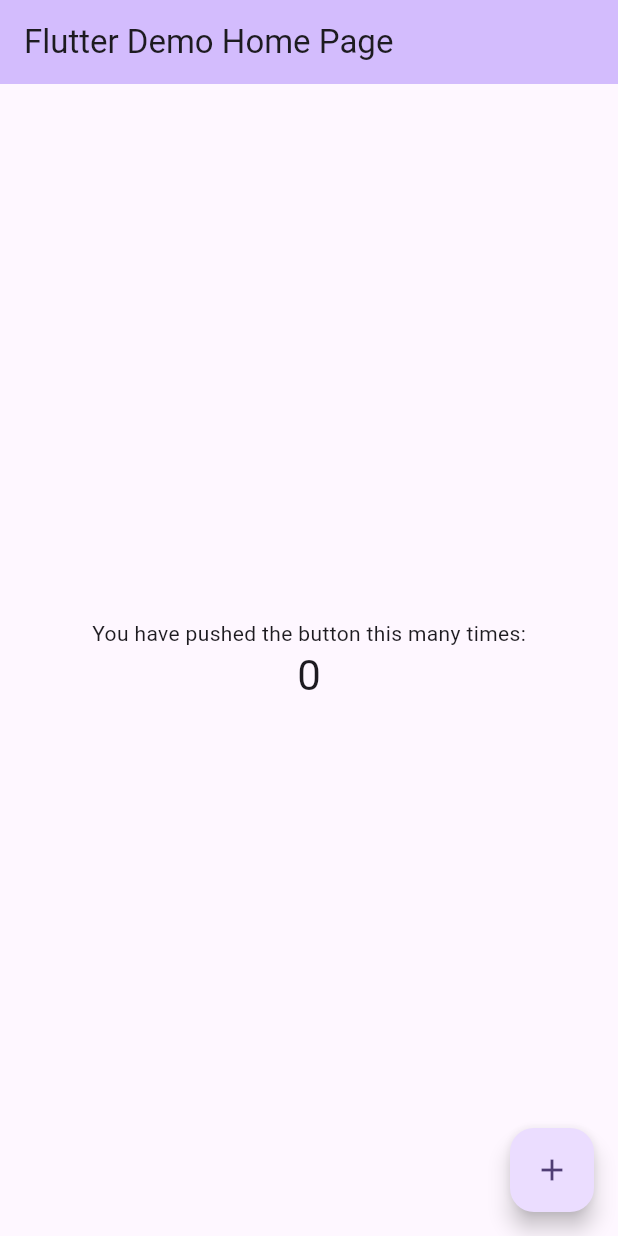
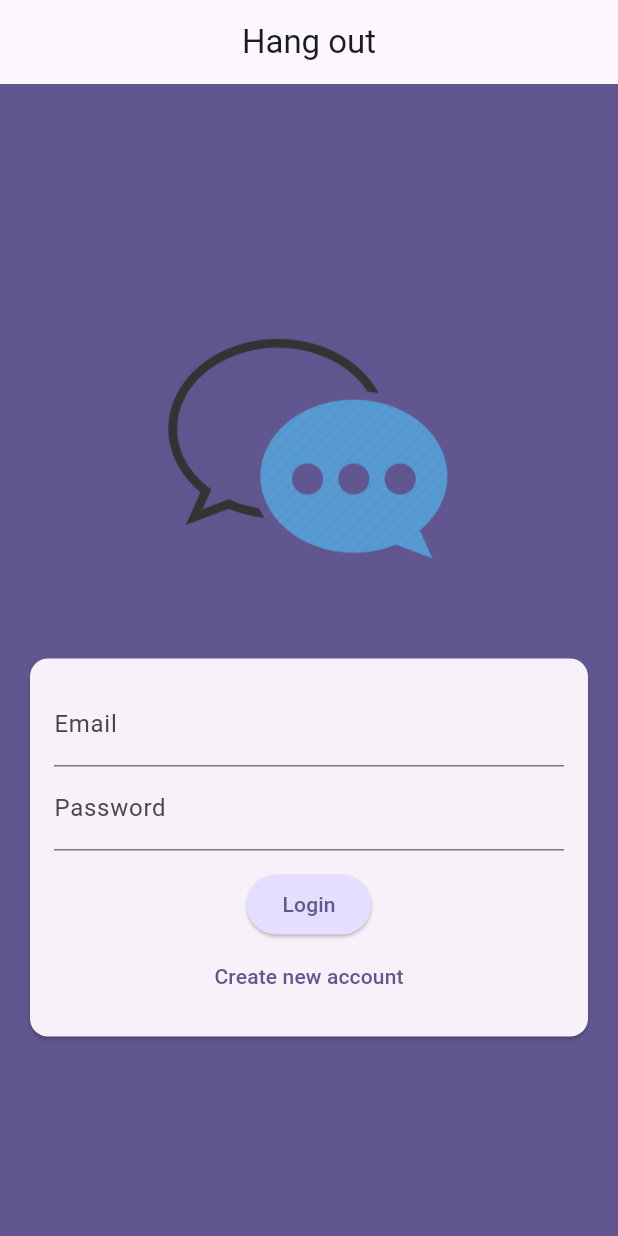
Before and after one commit to Adilkhan25/chatting_app, a Flutter app: the screen it shows after launch, on a phone screen of 412 x 824 dp. Run offline on Flutter 3.47's test engine with Material 3 defaults, Android fonts, the phone set to English and light mode, and no system bars.

Commit message:
Implement authentication screen with user details and dropdowns; add chat image asset

```diff
--- /dev/null
+++ b/lib/common/drop_down.dart
@@ -0,0 +1,45 @@
+import 'package:flutter/material.dart';
+
+class Dropdown extends FormField<String> {
+  Dropdown({
+    super.key,
+    required List<String> dropDownList,
+    required String dropDownTitle,
+    super.onSaved,
+    super.validator,
+    super.initialValue,
+  }) : super(
+         builder: (FormFieldState<String> state) {
+           return Column(
+             crossAxisAlignment: CrossAxisAlignment.start,
+             children: [
+               DropdownButton<String>(
+                 value: state.value,
+                 isExpanded: false,
+                 hint: Text('Select $dropDownTitle'),
+                 items: dropDownList.map((String value) {
+                   return DropdownMenuItem<String>(
+                     value: value,
+                     child: Text(value),
+                   );
+                 }).toList(),
+                 onChanged: (String? newValue) {
+                   state.didChange(newValue);
+                 },
+               ),
+               if (state.hasError)
+                 Padding(
+                   padding: const EdgeInsets.only(top: 5, left: 12),
+                   child: Text(
+                     state.errorText!,
+                     style: TextStyle(
+                       color: Theme.of(state.context).colorScheme.error,
+                       fontSize: 12,
+                     ),
+                   ),
+                 ),
+             ],
+           );
+         },
+       );
+}
--- a/lib/main.dart
+++ b/lib/main.dart
@@ -1,122 +1,23 @@
+import 'package:chatting_app/screens/auth.dart';
 import 'package:flutter/material.dart';
 
 void main() {
-  runApp(const MyApp());
+  runApp(const App());
 }
 
-class MyApp extends StatelessWidget {
-  const MyApp({super.key});
+class App extends StatelessWidget {
+  const App({super.key});
 
-  // This widget is the root of your application.
   @override
   Widget build(BuildContext context) {
     return MaterialApp(
-      title: 'Flutter Demo',
-      theme: ThemeData(
-        // This is the theme of your application.
-        //
-        // TRY THIS: Try running your application with "flutter run". You'll see
-        // the application has a purple toolbar. Then, without quitting the app,
-        // try changing the seedColor in the colorScheme below to Colors.green
-        // and then invoke "hot reload" (save your changes or press the "hot
-        // reload" button in a Flutter-supported IDE, or press "r" if you used
-        // the command line to start the app).
-        //
-        // Notice that the counter didn't reset back to zero; the application
-        // state is not lost during the reload. To reset the state, use hot
-        // restart instead.
-        //
-        // This works for code too, not just values: Most code changes can be
-        // tested with just a hot reload.
-        colorScheme: ColorScheme.fromSeed(seedColor: Colors.deepPurple),
+      title: 'Hang out',
+      theme: ThemeData().copyWith(
+        colorScheme: ColorScheme.fromSeed(
+          seedColor: const Color.fromARGB(255, 63, 17, 177),
+        ),
       ),
-      home: const MyHomePage(title: 'Flutter Demo Home Page'),
+      home: const AuthScreen(),
     );
   }
 }
-
-class MyHomePage extends StatefulWidget {
-  const MyHomePage({super.key, required this.title});
-
-  // This widget is the home page of your application. It is stateful, meaning
-  // that it has a State object (defined below) that contains fields that affect
-  // how it looks.
-
-  // This class is the configuration for the state. It holds the values (in this
-  // case the title) provided by the parent (in this case the App widget) and
-  // used by the build method of the State. Fields in a Widget subclass are
-  // always marked "final".
-
-  final String title;
-
-  @override
-  State<MyHomePage> createState() => _MyHomePageState();
-}
-
-class _MyHomePageState extends State<MyHomePage> {
-  int _counter = 0;
-
-  void _incrementCounter() {
-    setState(() {
-      // This call to setState tells the Flutter framework that something has
-      // changed in this State, which causes it to rerun the build method below
-      // so that the display can reflect the updated values. If we changed
-      // _counter without calling setState(), then the build method would not be
-      // called again, and so nothing would appear to happen.
-      _counter++;
-    });
-  }
-
-  @override
-  Widget build(BuildContext context) {
-    // This method is rerun every time setState is called, for instance as done
-    // by the _incrementCounter method above.
-    //
-    // The Flutter framework has been optimized to make rerunning build methods
-    // fast, so that you can just rebuild anything that needs updating rather
-    // than having to individually change instances of widgets.
-    return Scaffold(
-      appBar: AppBar(
-        // TRY THIS: Try changing the color here to a specific color (to
-        // Colors.amber, perhaps?) and trigger a hot reload to see the AppBar
-        // change color while the other colors stay the same.
-        backgroundColor: Theme.of(context).colorScheme.inversePrimary,
-        // Here we take the value from the MyHomePage object that was created by
-        // the App.build method, and use it to set our appbar title.
-        title: Text(widget.title),
-      ),
-      body: Center(
-        // Center is a layout widget. It takes a single child and positions it
-        // in the middle of the parent.
-        child: Column(
-          // Column is also a layout widget. It takes a list of children and
-          // arranges them vertically. By default, it sizes itself to fit its
-          // children horizontally, and tries to be as tall as its parent.
-          //
-          // Column has various properties to control how it sizes itself and
-          // how it positions its children. Here we use mainAxisAlignment to
-          // center the children vertically; the main axis here is the vertical
-          // axis because Columns are vertical (the cross axis would be
-          // horizontal).
-          //
-          // TRY THIS: Invoke "debug painting" (choose the "Toggle Debug Paint"
-          // action in the IDE, or press "p" in the console), to see the
-          // wireframe for each widget.
-          mainAxisAlignment: MainAxisAlignment.center,
-          children: <Widget>[
-            const Text('You have pushed the button this many times:'),
-            Text(
-              '$_counter',
-              style: Theme.of(context).textTheme.headlineMedium,
-            ),
-          ],
-        ),
-      ),
-      floatingActionButton: FloatingActionButton(
-        onPressed: _incrementCounter,
-        tooltip: 'Increment',
-        child: const Icon(Icons.add),
-      ), // This trailing comma makes auto-formatting nicer for build methods.
-    );
-  }
-}
--- /dev/null
+++ b/lib/models/user_details.dart
@@ -0,0 +1,11 @@
+class UserDetails {
+  final String id = '';
+  String email = '';
+  String firstName = '';
+  String lastName = '';
+  String? imageUrl = '';
+  String password = '';
+  String age = '';
+  String gender = '';
+  String city = '';
+}
--- /dev/null
+++ b/lib/screens/auth.dart
@@ -0,0 +1,181 @@
+import 'package:chatting_app/models/user_details.dart';
+import 'package:flutter/material.dart';
+import 'package:chatting_app/common/drop_down.dart';
+
+class AuthScreen extends StatefulWidget {
+  const AuthScreen({super.key});
+  @override
+  State<AuthScreen> createState() => _AuthScreenState();
+}
+
+class _AuthScreenState extends State<AuthScreen> {
+  bool _isLoginMode = true;
+  final _formKey = GlobalKey<FormState>();
+  final _userDetails = UserDetails();
+  void _submitForm() {
+    if (_formKey.currentState!.validate()) {
+      _formKey.currentState!.save();
+      print('Form submitted: ${_userDetails.email}, ${_userDetails.password}');
+    }
+  }
+
+  @override
+  Widget build(BuildContext context) {
+    return Scaffold(
+      appBar: AppBar(title: Center(child: Text('Hang out'))),
+      backgroundColor: Theme.of(context).colorScheme.primary,
+      body: Center(
+        child: SingleChildScrollView(
+          child: Column(
+            mainAxisAlignment: MainAxisAlignment.center,
+            children: [
+              Container(
+                margin: const EdgeInsets.only(
+                  top: 30,
+                  bottom: 20,
+                  left: 20,
+                  right: 20,
+                ),
+                width: 200,
+                child: Image.asset('assets/images/chat.png', fit: BoxFit.cover),
+              ),
+              Card(
+                margin: const EdgeInsets.all(20),
+                child: SingleChildScrollView(
+                  padding: EdgeInsets.all(16),
+                  child: Form(
+                    key: _formKey,
+                    child: Column(
+                      mainAxisSize: MainAxisSize.min,
+                      children: [
+                        TextFormField(
+                          decoration: InputDecoration(labelText: 'Email'),
+                          keyboardType: TextInputType.emailAddress,
+                          autocorrect: false,
+                          textCapitalization: TextCapitalization.none,
+                          validator: (value) {
+                            if (value == null || value.isEmpty) {
+                              return 'Please enter your email';
+                            }
+                            if (!RegExp(
+                              r'^[^@]+@[^@]+\.[^@]+',
+                            ).hasMatch(value)) {
+                              return 'Please enter a valid email address';
+                            }
+                            return null;
+                          },
+                          onSaved: (value) {
+                            _userDetails.email = value ?? '';
+                          },
+                        ),
+                        if (!_isLoginMode) ...signUpWidgets(),
+                        TextFormField(
+                          decoration: InputDecoration(labelText: 'Password'),
+                          obscureText: true,
+                          validator: (value) {
+                            if (value == null || value.isEmpty) {
+                              return 'Please enter your password';
+                            }
+                            if (value.length < 8) {
+                              return 'Password must be at least 8 characters long';
+                            }
+                            return null;
+                          },
+                          onSaved: (value) {
+                            _userDetails.password = value ?? '';
+                          },
+                        ),
+                        const SizedBox(height: 12),
+                        ElevatedButton(
+                          onPressed: _submitForm,
+                          style: ElevatedButton.styleFrom(
+                            backgroundColor: Theme.of(
+                              context,
+                            ).colorScheme.primaryContainer,
+                          ),
+                          child: Text(_isLoginMode ? 'Login' : 'Sign Up'),
+                        ),
+                        TextButton(
+                          onPressed: () {
+                            setState(() {
+                              _isLoginMode = !_isLoginMode;
+                            });
+                          },
+                          child: Text(
+                            _isLoginMode
+                                ? 'Create new account'
+                                : 'I already have an account',
+                          ),
+                        ),
+                      ],
+                    ),
+                  ),
+                ),
+              ),
+            ],
+          ),
+        ),
+      ),
+    );
+  }
+
+  List<Widget> signUpWidgets() {
+    return [
+      TextFormField(
+        decoration: InputDecoration(labelText: 'First Name'),
+        keyboardType: TextInputType.text,
+        validator: (value) => (value == null || value.isEmpty)
+            ? 'Please enter your first name'
+            : null,
+        onSaved: (value) => _userDetails.firstName = value ?? '',
+      ),
+      TextFormField(
+        decoration: InputDecoration(labelText: 'Last Name'),
+        keyboardType: TextInputType.text,
+        validator: (value) => (value == null || value.isEmpty)
+            ? 'Please enter your last name'
+            : null,
+        onSaved: (value) => _userDetails.lastName = value ?? '',
+      ),
+      TextFormField(
+        decoration: InputDecoration(labelText: 'Age'),
+        keyboardType: TextInputType.number,
+        validator: (value) => (value == null || value.isEmpty)
+            ? 'Please enter your age name'
+            : null,
+        onSaved: (value) => _userDetails.lastName = value ?? '',
+      ),
+      Row(
+        children: [
+          Dropdown(
+            dropDownList: ['Male', 'Female', 'Other'],
+            dropDownTitle: 'Gender',
+            validator: (value) => value == null ? 'Please select gender' : null,
+            onSaved: (value) => _userDetails.gender = value!,
+          ),
+          const Spacer(),
+        ],
+      ),
+      Row(
+        children: [
+          Dropdown(
+            dropDownList: [
+              'Delhi',
+              'Chennai',
+              'Kolkata',
+              'Mumbai',
+              'Bangalore',
+              'Hyderabad',
+              'Pune',
+              'Other',
+            ],
+            dropDownTitle: 'City',
+            validator: (value) => value == null ? 'Please select city' : null,
+            onSaved: (value) => _userDetails.city = value!,
+          ),
+          const Spacer(),
+        ],
+      ),
+    ];
+  }
+}
--- a/pubspec.yaml
+++ b/pubspec.yaml
@@ -58,9 +58,8 @@ flutter:
   uses-material-design: true
 
   # To add assets to your application, add an assets section, like this:
-  # assets:
-  #   - images/a_dot_burr.jpeg
-  #   - images/a_dot_ham.jpeg
+  assets:
+    - assets/images/chat.png
 
   # An image asset can refer to one or more resolution-specific "variants", see
   # https://flutter.dev/to/resolution-aware-images
```
Also changed, not shown: assets/images/chat.png (added), 1 other file.
